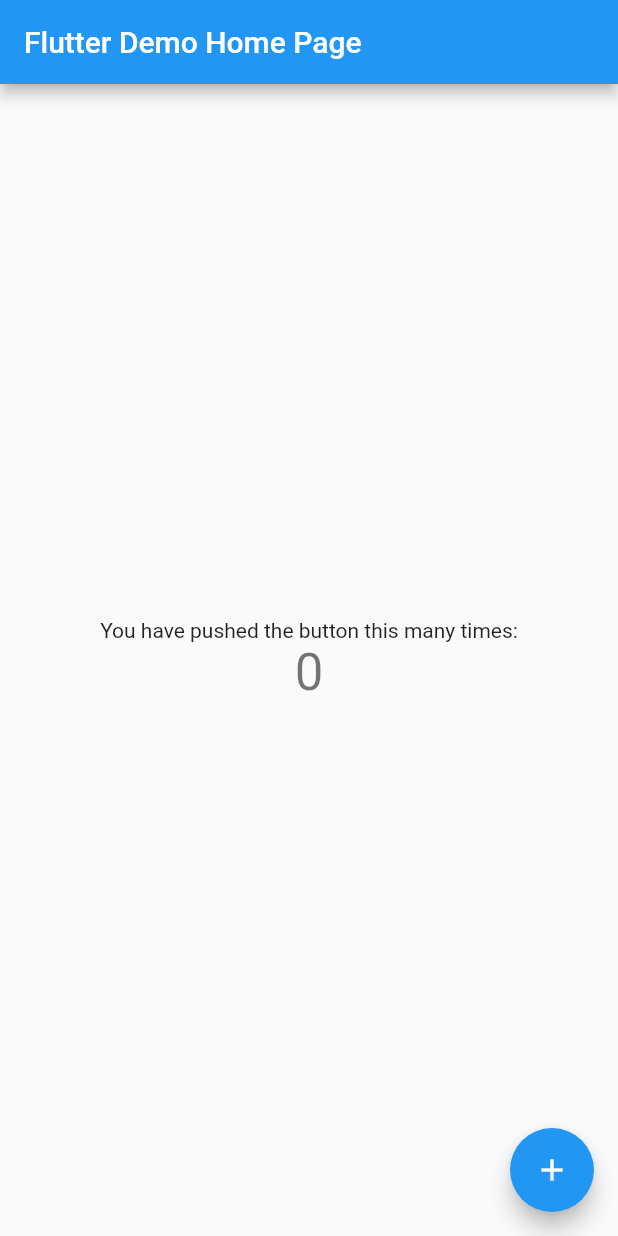
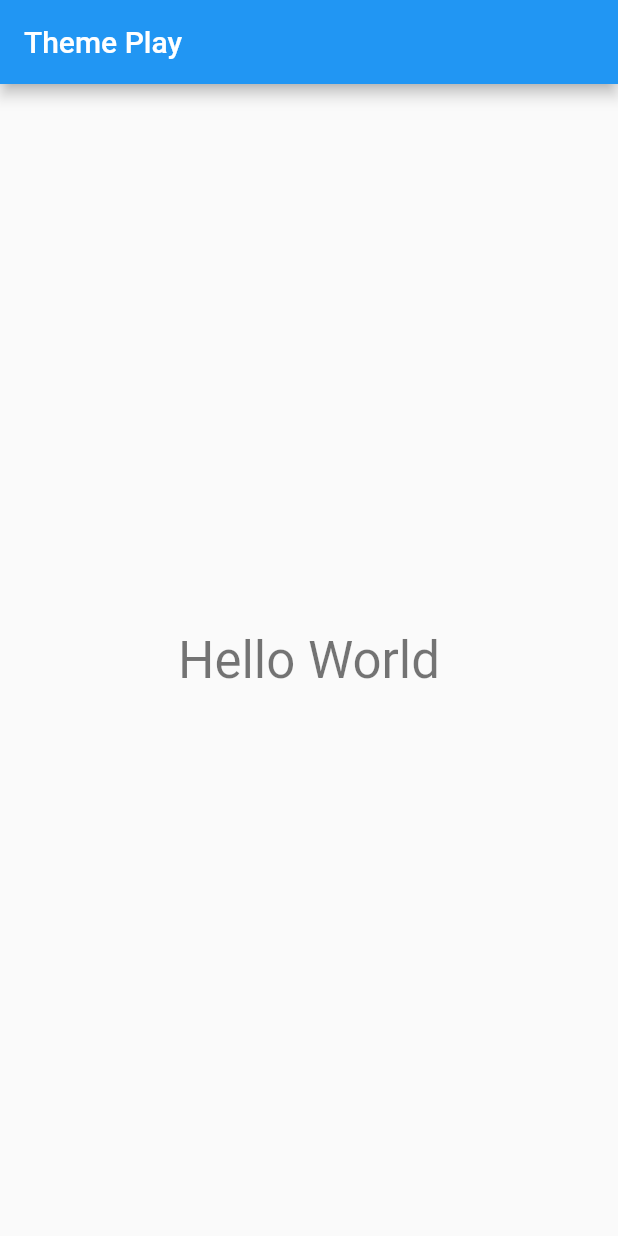
Before and after one commit to sajjadrahman56/Flutter-Journey, a Flutter app: the screen it shows after launch, on a phone screen of 412 x 824 dp. Run offline on Flutter 3.47's test engine with Material 2 defaults, Android fonts, the phone set to English and light mode, and no system bars.

Commit message:
odify main

```diff
--- a/fl_cl_07/lib/main.dart
+++ b/fl_cl_07/lib/main.dart
@@ -11,105 +11,48 @@
   @override
   Widget build(BuildContext context) {
     return MaterialApp(
-      title: 'Flutter Demo',
+      title: 'Flutter Theme Play',
       theme: ThemeData(
-        // This is the theme of your application.
-        //
-        // Try running your application with "flutter run". You'll see the
-        // application has a blue toolbar. Then, without quitting the app, try
-        // changing the primarySwatch below to Colors.green and then invoke
-        // "hot reload" (press "r" in the console where you ran "flutter run",
-        // or simply save your changes to "hot reload" in a Flutter IDE).
-        // Notice that the counter didn't reset back to zero; the application
-        // is not restarted.
-        primarySwatch: Colors.blue,
-      ),
-      home: const MyHomePage(title: 'Flutter Demo Home Page'),
+          // primarySwatch: Colors.blue,
+          // textTheme: const TextTheme(
+          //   headline4: TextStyle(
+          //     fontSize: 24,
+          //     fontWeight: FontWeight.bold,
+          //     color: Colors.red,
+          //   ),
+          // ),
+          // appBarTheme: AppBarTheme(
+          //   backgroundColor: Colors.black,
+          //   foregroundColor: Colors.pink,
+          //   elevation: 10,
+          //   centerTitle: true,
+          //   titleTextStyle: TextStyle(
+          //     fontSize: 24,
+          //     fontWeight: FontWeight.bold,
+          //     color: Colors.red,
+          //   ),
+          // ),
+          ),
+      home: ThemePlay(),
     );
   }
 }
 
-class MyHomePage extends StatefulWidget {
-  const MyHomePage({super.key, required this.title});
-
-  // This widget is the home page of your application. It is stateful, meaning
-  // that it has a State object (defined below) that contains fields that affect
-  // how it looks.
-
-  // This class is the configuration for the state. It holds the values (in this
-  // case the title) provided by the parent (in this case the App widget) and
-  // used by the build method of the State. Fields in a Widget subclass are
-  // always marked "final".
-
-  final String title;
-
-  @override
-  State<MyHomePage> createState() => _MyHomePageState();
-}
-
-class _MyHomePageState extends State<MyHomePage> {
-  int _counter = 0;
-
-  void _incrementCounter() {
-    setState(() {
-      // This call to setState tells the Flutter framework that something has
-      // changed in this State, which causes it to rerun the build method below
-      // so that the display can reflect the updated values. If we changed
-      // _counter without calling setState(), then the build method would not be
-      // called again, and so nothing would appear to happen.
-      _counter++;
-    });
-  }
+class ThemePlay extends StatelessWidget {
+  const ThemePlay({super.key});
 
   @override
   Widget build(BuildContext context) {
-    // This method is rerun every time setState is called, for instance as done
-    // by the _incrementCounter method above.
-    //
-    // The Flutter framework has been optimized to make rerunning build methods
-    // fast, so that you can just rebuild anything that needs updating rather
-    // than having to individually change instances of widgets.
     return Scaffold(
       appBar: AppBar(
-        // Here we take the value from the MyHomePage object that was created by
-        // the App.build method, and use it to set our appbar title.
-        title: Text(widget.title),
+        title: Text('Theme Play'),
       ),
       body: Center(
-        // Center is a layout widget. It takes a single child and positions it
-        // in the middle of the parent.
-        child: Column(
-          // Column is also a layout widget. It takes a list of children and
-          // arranges them vertically. By default, it sizes itself to fit its
-          // children horizontally, and tries to be as tall as its parent.
-          //
-          // Invoke "debug painting" (press "p" in the console, choose the
-          // "Toggle Debug Paint" action from the Flutter Inspector in Android
-          // Studio, or the "Toggle Debug Paint" command in Visual Studio Code)
-          // to see the wireframe for each widget.
-          //
-          // Column has various properties to control how it sizes itself and
-          // how it positions its children. Here we use mainAxisAlignment to
-          // center the children vertically; the main axis here is the vertical
-          // axis because Columns are vertical (the cross axis would be
-          // horizontal).
-          mainAxisAlignment: MainAxisAlignment.center,
-          children: <Widget>[
-            const Text(
-              'You have pushed the button this many times:',
-            ),
-            Text(
-              '$_counter',
-              style: Theme.of(context).textTheme.headlineMedium,
-            ),
-          ],
+        child: Text(
+          'Hello World',
+          style: Theme.of(context).textTheme.headline4,
         ),
       ),
-      floatingActionButton: FloatingActionButton(
-        onPressed: _incrementCounter,
-        tooltip: 'Increment',
-        child: const Icon(Icons.add),
-      ), // This trailing comma makes auto-formatting nicer for build methods.
     );
   }
 }
```
